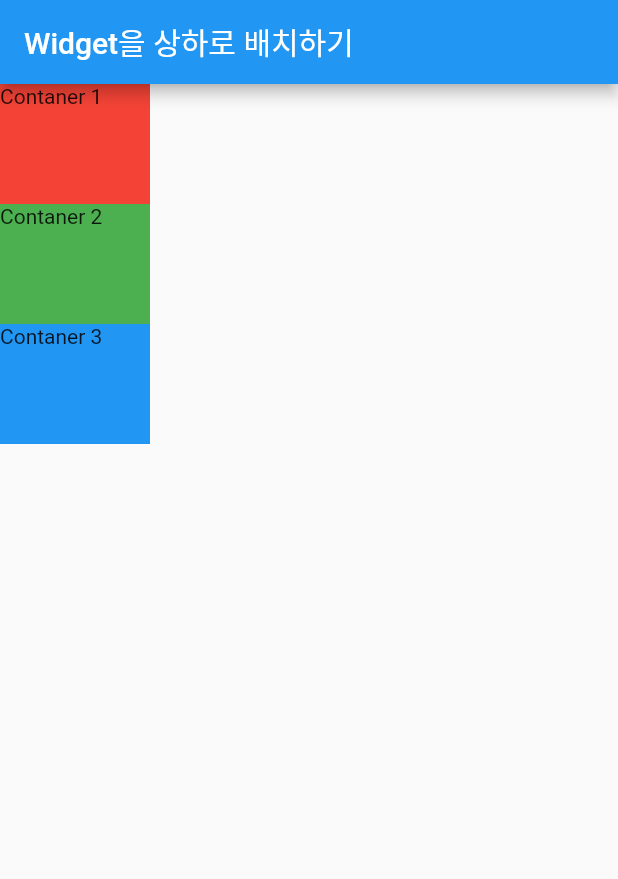
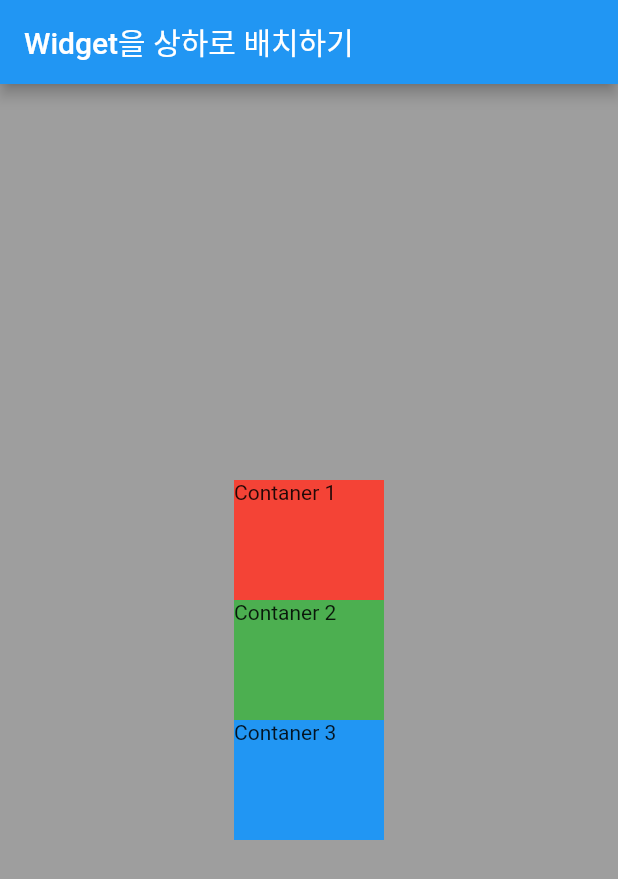
Before and after one commit to khanian/flutter_layout_example, a Flutter app: the screen it shows after launch, on a phone screen of 412 x 824 dp. Shown: the top 879 px of the screen. Run offline on Flutter 3.47's test engine with Material 2 defaults, Android fonts, the phone set to English and light mode, and no system bars.

Commit message:
children test1

```diff
--- a/lib/main.dart
+++ b/lib/main.dart
@@ -18,7 +18,12 @@ class Body extends StatelessWidget {
   @override
   Widget build(BuildContext context) {
     // return const Placeholder();
-    return Column(
+    return Container(
+      height: double.infinity,
+      width: double.infinity,
+      color: Colors.grey,
+      child: Column(
+        mainAxisAlignment: MainAxisAlignment.center,
         children: [
           Container(
             width: 100,
@@ -39,6 +44,7 @@ class Body extends StatelessWidget {
             child: Text('Contaner 3'),
           ),
         ],
+      ),
     );
   }
 }
```
Lines whose indentation alone changed are shown as unchanged.
